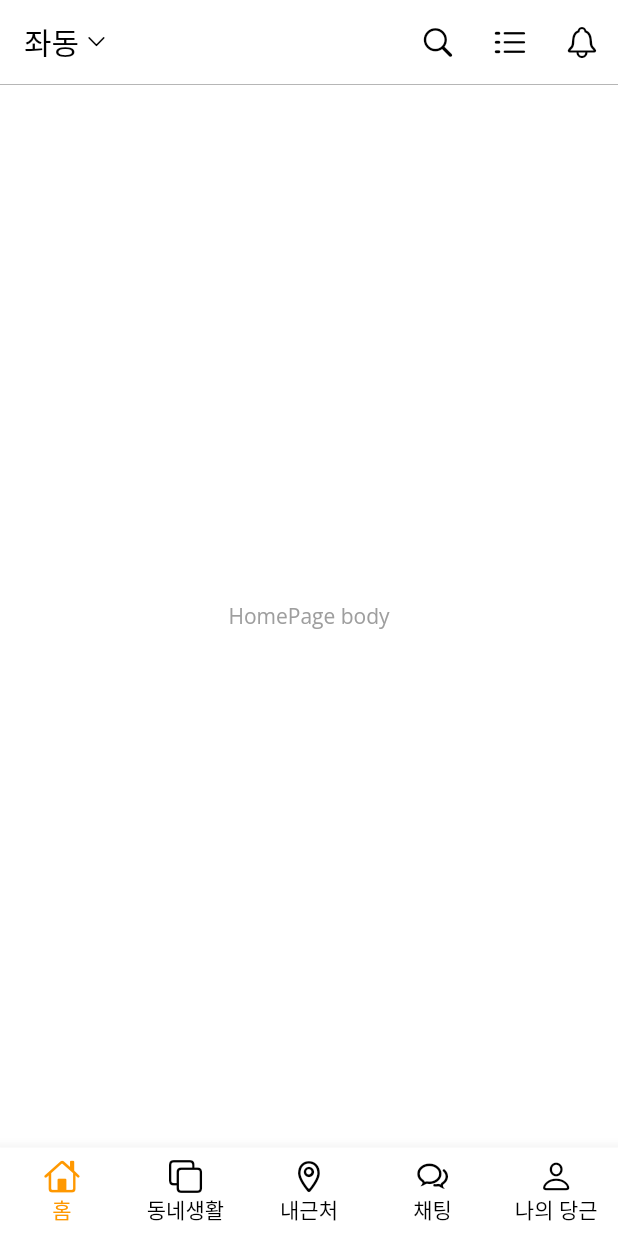
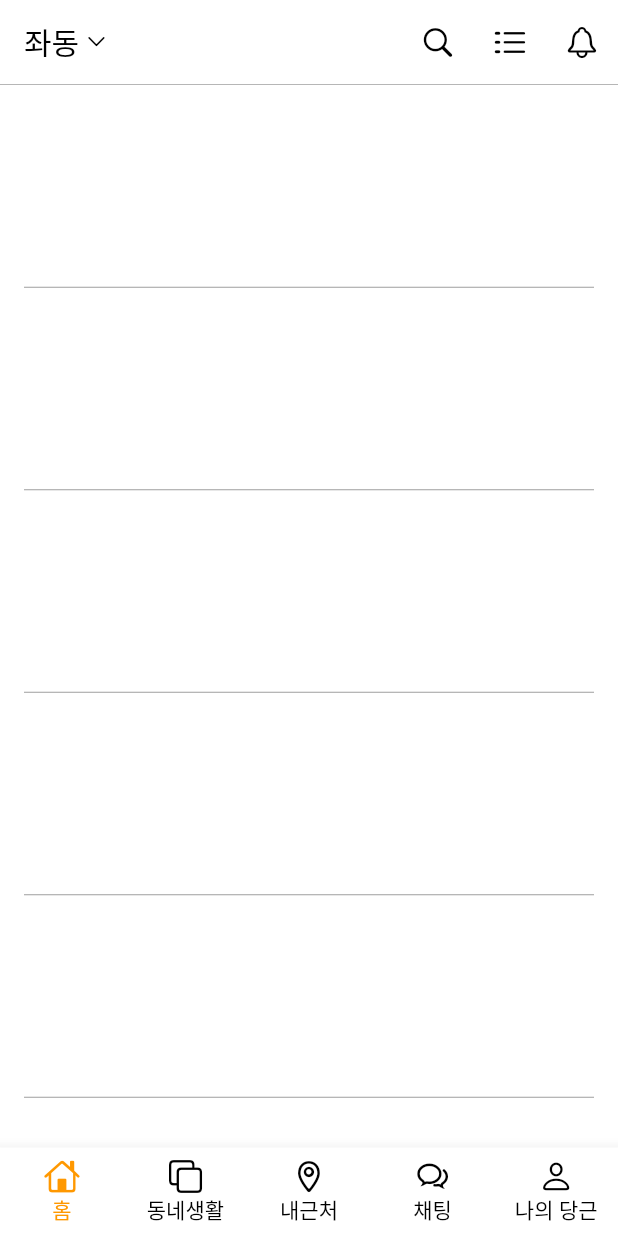
Before and after one commit to Lee-na-yun/flutter-carrot-app, a Flutter app: the screen it shows after launch, on a phone screen of 412 x 824 dp. Run offline on Flutter 3.47's test engine with Material 2 defaults, Android fonts, the phone set to English and light mode, and no system bars; our stand-ins replace font_awesome_flutter, google_fonts.

Commit message:
ListView 구divider로 구분선 적용 완료

```diff
--- /dev/null
+++ b/lib/view/pages/main/home/components/product_item.dart
@@ -0,0 +1,15 @@
+import 'package:carrot_market/models/product.dart';
+import 'package:flutter/material.dart';
+
+class ProductItem extends StatelessWidget {
+  final Product product; //stl이라서 final 사용
+  const ProductItem(this.product, {Key? key}) : super(key: key); //선택적 매개변수가 있을 때 받아야하는 값은 무조건 제일 앞에 적기
+
+  @override
+  Widget build(BuildContext context) {
+    return Container(
+      height: 135.0,
+      child: Row(),
+    );
+  }
+}
--- a/lib/view/pages/main/home/home_page.dart
+++ b/lib/view/pages/main/home/home_page.dart
@@ -1,3 +1,5 @@
+import 'package:carrot_market/models/product.dart';
+import 'package:carrot_market/view/pages/main/home/components/product_item.dart';
 import 'package:flutter/cupertino.dart';
 import 'package:flutter/material.dart';
 
@@ -7,7 +9,23 @@ class HomePage extends StatelessWidget {
   @override
   Widget build(BuildContext context) {
     return Scaffold(
-      appBar: AppBar(
+      appBar: _buildAppBar(),
+      body: ListView.separated(
+        //구분선 그을 때 사용
+        itemCount: productList.length,
+        itemBuilder: (context, index) => ProductItem(productList[index]), //model의 product객체를 리턴함(몇번지인지)
+        separatorBuilder: (context, index) => Divider(
+          height: 0,
+          indent: 16,
+          endIndent: 16,
+          color: Colors.grey,
+        ), //구분선 그리는 방법
+      ),
+    );
+  }
+
+  AppBar _buildAppBar() {
+    return AppBar(
       title: Row(
         children: [
           Text("좌동"),
@@ -31,16 +49,6 @@ class HomePage extends StatelessWidget {
           color: Colors.grey,
         ),
       ),
-      ),
-      body: Container(
-        //color: Colors.orange[100],
-        child: Center(
-          child: Text(
-            "HomePage body",
-            style: TextTheme().headline2,
-          ),
-        ),
-      ),
     );
   }
 }
```
Lines whose indentation alone changed are shown as unchanged.
